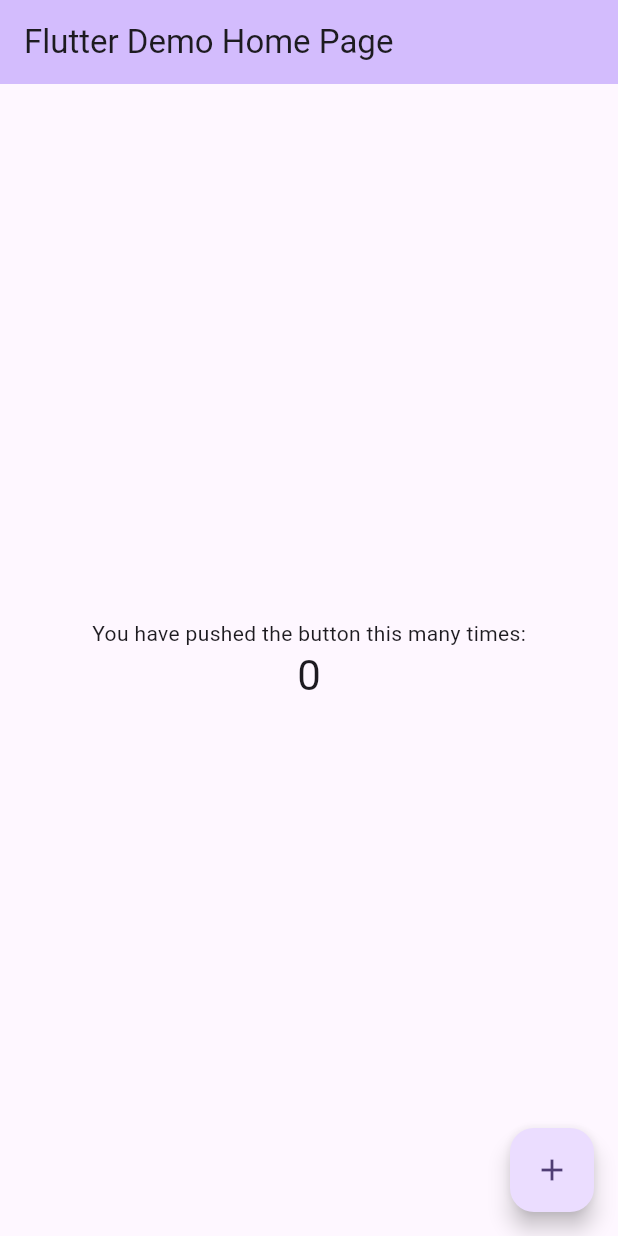
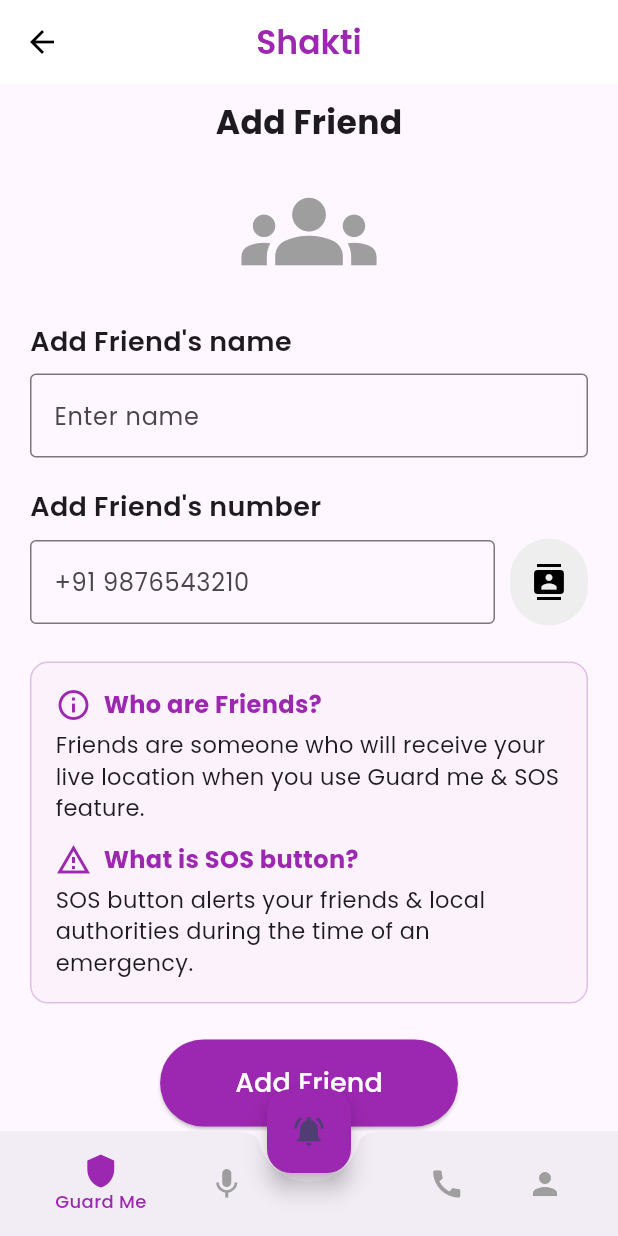
Before and after one commit to Nitishroy-7033/Project-Shakti, a Flutter app: the screen it shows after launch, on a phone screen of 412 x 824 dp. Run offline on Flutter 3.47's test engine with Material 3 defaults, Android fonts, the phone set to English and light mode, and no system bars; our stand-ins replace contacts_service, google_fonts, permission_handler.

Commit message:
Add Friend page #1

```diff
--- a/lib/main.dart
+++ b/lib/main.dart
@@ -1,4 +1,5 @@
 import 'package:flutter/material.dart';
+import 'pages/AddFriendPage.dart';
 
 void main() {
   runApp(const MyApp());
@@ -10,58 +11,12 @@ class MyApp extends StatelessWidget {
   @override
   Widget build(BuildContext context) {
     return MaterialApp(
+      debugShowCheckedModeBanner: false,
       title: 'Shakti',
       theme: ThemeData(
         colorScheme: ColorScheme.fromSeed(seedColor: Colors.deepPurple),
       ),
-      home: const MyHomePage(title: 'Flutter Demo Home Page'),
+      home: AddFriendPage(),
     );
   }
 }
-
-class MyHomePage extends StatefulWidget {
-  const MyHomePage({super.key, required this.title});
-  // main file
-  final String title;
-
-  @override
-  State<MyHomePage> createState() => _MyHomePageState();
-}
-
-class _MyHomePageState extends State<MyHomePage> {
-  int _counter = 0;
-
-  void _incrementCounter() {
-    setState(() {
-      _counter++;
-    });
-  }
-
-  @override
-  Widget build(BuildContext context) {
-    return Scaffold(
-      appBar: AppBar(
-        backgroundColor: Theme.of(context).colorScheme.inversePrimary,
-
-        title: Text(widget.title),
-      ),
-      body: Center(
-        child: Column(
-          mainAxisAlignment: MainAxisAlignment.center,
-          children: <Widget>[
-            const Text('You have pushed the button this many times:'),
-            Text(
-              '$_counter',
-              style: Theme.of(context).textTheme.headlineMedium,
-            ),
-          ],
-        ),
-      ),
-      floatingActionButton: FloatingActionButton(
-        onPressed: _incrementCounter,
-        tooltip: 'Increment',
-        child: const Icon(Icons.add),
-      ),
-    );
-  }
-}
--- /dev/null
+++ b/lib/pages/AddFriendPage.dart
@@ -0,0 +1,266 @@
+import 'package:flutter/material.dart';
+import 'package:contacts_service/contacts_service.dart';
+import 'package:permission_handler/permission_handler.dart';
+import 'package:google_fonts/google_fonts.dart';
+import 'friend_list_page.dart';
+
+class AddFriendPage extends StatefulWidget {
+  const AddFriendPage({super.key});
+
+  @override
+  State<AddFriendPage> createState() => _AddFriendPageState();
+}
+
+class _AddFriendPageState extends State<AddFriendPage> {
+  final TextEditingController _nameController = TextEditingController();
+  final TextEditingController _numberController = TextEditingController();
+  int _selectedIndex = 0;
+
+  Future<void> _pickContact() async {
+    final permissionStatus = await Permission.contacts.request();
+    if (permissionStatus.isGranted) {
+      final contact = await ContactsService.openDeviceContactPicker();
+      if (contact != null && contact.phones!.isNotEmpty) {
+        _nameController.text = contact.displayName ?? '';
+        _numberController.text = contact.phones!.first.value ?? '';
+      }
+    } else {
+      ScaffoldMessenger.of(context).showSnackBar(
+        const SnackBar(content: Text('Contact permission denied')),
+      );
+    }
+  }
+
+  Widget _buildBottomItem(IconData icon, String label, int index) {
+    final isSelected = _selectedIndex == index;
+    return GestureDetector(
+      onTap: () {
+        setState(() {
+          _selectedIndex = index;
+        });
+      },
+      child: Column(
+        mainAxisSize: MainAxisSize.min,
+        mainAxisAlignment: MainAxisAlignment.center,
+        children: [
+          Icon(icon, color: isSelected ? Colors.purple : Colors.grey),
+          if (isSelected)
+            Text(
+              label,
+              style: GoogleFonts.poppins(
+                color: Colors.purple,
+                fontSize: 12,
+                fontWeight: FontWeight.w500,
+              ),
+            ),
+        ],
+      ),
+    );
+  }
+
+  @override
+  Widget build(BuildContext context) {
+    final textStyle = GoogleFonts.poppins(fontSize: 16, color: Colors.black);
+
+    return Scaffold(
+      appBar: AppBar(
+        leading: const BackButton(color: Colors.black),
+        backgroundColor: Colors.white,
+        elevation: 0,
+        title: Text(
+          'Shakti',
+          style: GoogleFonts.poppins(
+            color: Colors.purple,
+            fontWeight: FontWeight.w600,
+            fontSize: 22,
+          ),
+        ),
+        centerTitle: true,
+      ),
+      body: SafeArea(
+        child: SingleChildScrollView(
+          padding: const EdgeInsets.symmetric(horizontal: 20, vertical: 10),
+          child: Column(
+            crossAxisAlignment: CrossAxisAlignment.start,
+            children: [
+              Center(
+                child: Text(
+                  'Add Friend',
+                  style: GoogleFonts.poppins(
+                    fontSize: 22,
+                    fontWeight: FontWeight.bold,
+                  ),
+                ),
+              ),
+              const SizedBox(height: 12),
+              const Center(
+                child: Icon(Icons.groups, size: 90, color: Colors.grey),
+              ),
+              const SizedBox(height: 16),
+              Text(
+                "Add Friend's name",
+                style: GoogleFonts.poppins(
+                  fontSize: 18,
+                  fontWeight: FontWeight.w600,
+                ),
+              ),
+              const SizedBox(height: 8),
+              TextField(
+                controller: _nameController,
+                style: textStyle,
+                decoration: const InputDecoration(
+                  border: OutlineInputBorder(),
+                  hintText: 'Enter name',
+                ),
+              ),
+              const SizedBox(height: 20),
+              Text(
+                "Add Friend's number",
+                style: GoogleFonts.poppins(
+                  fontSize: 18,
+                  fontWeight: FontWeight.w600,
+                ),
+              ),
+              const SizedBox(height: 8),
+              Row(
+                children: [
+                  Expanded(
+                    child: TextField(
+                      controller: _numberController,
+                      keyboardType: TextInputType.phone,
+                      style: textStyle,
+                      decoration: const InputDecoration(
+                        border: OutlineInputBorder(),
+                        hintText: '+91 9876543210',
+                      ),
+                    ),
+                  ),
+                  const SizedBox(width: 10),
+                  SizedBox(
+                    height: 58,
+                    width: 52,
+                    child: ElevatedButton(
+                      onPressed: _pickContact,
+                      style: ElevatedButton.styleFrom(
+                        backgroundColor: Colors.grey.shade200,
+                        foregroundColor: Colors.black,
+                        padding: EdgeInsets.zero,
+                        elevation: 0,
+                      ),
+                      child: const Icon(Icons.contacts, size: 24),
+                    ),
+                  ),
+                ],
+              ),
+              const SizedBox(height: 24),
+              Container(
+                padding: const EdgeInsets.all(16),
+                decoration: BoxDecoration(
+                  borderRadius: BorderRadius.circular(12),
+                  border: Border.all(color: Colors.purple.shade100),
+                  color: Colors.purple.shade50.withOpacity(0.3),
+                ),
+                child: Column(
+                  crossAxisAlignment: CrossAxisAlignment.start,
+                  children: [
+                    Row(
+                      children: [
+                        const Icon(Icons.info_outline, color: Colors.purple),
+                        const SizedBox(width: 8),
+                        Text(
+                          "Who are Friends?",
+                          style: GoogleFonts.poppins(
+                            fontWeight: FontWeight.bold,
+                            color: Colors.purple,
+                            fontSize: 16,
+                          ),
+                        ),
+                      ],
+                    ),
+                    const SizedBox(height: 4),
+                    Text(
+                      'Friends are someone who will receive your live location when you use Guard me & SOS feature.',
+                      style: GoogleFonts.poppins(fontSize: 15),
+                    ),
+                    const SizedBox(height: 12),
+                    Row(
+                      children: [
+                        const Icon(Icons.warning_amber_outlined,
+                            color: Colors.purple),
+                        const SizedBox(width: 8),
+                        Text(
+                          "What is SOS button?",
+                          style: GoogleFonts.poppins(
+                            fontWeight: FontWeight.bold,
+                            color: Colors.purple,
+                            fontSize: 16,
+                          ),
+                        ),
+                      ],
+                    ),
+                    const SizedBox(height: 4),
+                    Text(
+                      'SOS button alerts your friends & local authorities during the time of an emergency.',
+                      style: GoogleFonts.poppins(fontSize: 15),
+                    ),
+                  ],
+                ),
+              ),
+              const SizedBox(height: 24),
+              Center(
+                child: ElevatedButton(
+                  onPressed: () {
+                    // Add friend action
+                    Navigator.push(
+      context,
+      MaterialPageRoute(builder: (context) => const FriendListPage()),
+    );
+                  },
+                  style: ElevatedButton.styleFrom(
+                    backgroundColor: Colors.purple,
+                    shape: RoundedRectangleBorder(
+                      borderRadius: BorderRadius.circular(30),
+                    ),
+                    padding: const EdgeInsets.symmetric(
+                        horizontal: 50, vertical: 16),
+                  ),
+                  child: Text(
+                    'Add Friend',
+                    style: GoogleFonts.poppins(
+                      fontSize: 18,
+                      color: Colors.white,
+                    ),
+                  ),
+                ),
+              ),
+              const SizedBox(height: 100),
+            ],
+          ),
+        ),
+      ),
+      bottomNavigationBar: BottomAppBar(
+        height: 70,
+        shape: const CircularNotchedRectangle(),
+        notchMargin: 6,
+        child: Row(
+          mainAxisAlignment: MainAxisAlignment.spaceAround,
+          children: [
+            _buildBottomItem(Icons.shield, 'Guard Me', 0),
+            _buildBottomItem(Icons.mic, 'Record', 1),
+            const SizedBox(width: 40), // Space for FAB
+            _buildBottomItem(Icons.call, 'Fake Call', 2),
+            _buildBottomItem(Icons.person, 'Profile', 3),
+          ],
+        ),
+      ),
+      floatingActionButtonLocation: FloatingActionButtonLocation.centerDocked,
+      floatingActionButton: FloatingActionButton(
+        backgroundColor: Colors.purple,
+        onPressed: () {
+          // SOS Action
+        },
+        child: const Icon(Icons.notifications_active),
+      ),
+    );
+  }
+}
```
Also changed, not shown: lib/pages/EditFriendPage.dart (added, +118 -0 lines), lib/pages/friend_list_page.dart (added, +168 -0 lines), pubspec.yaml (+8 -0 lines), pubspec.lock, 5 other files.
